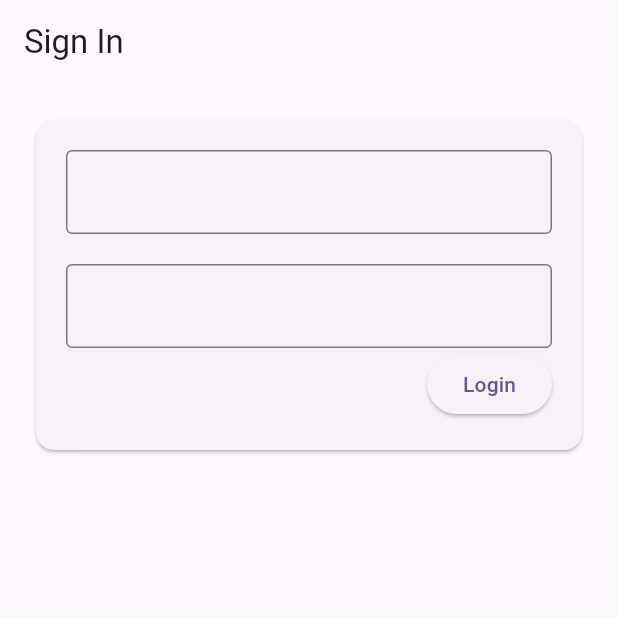
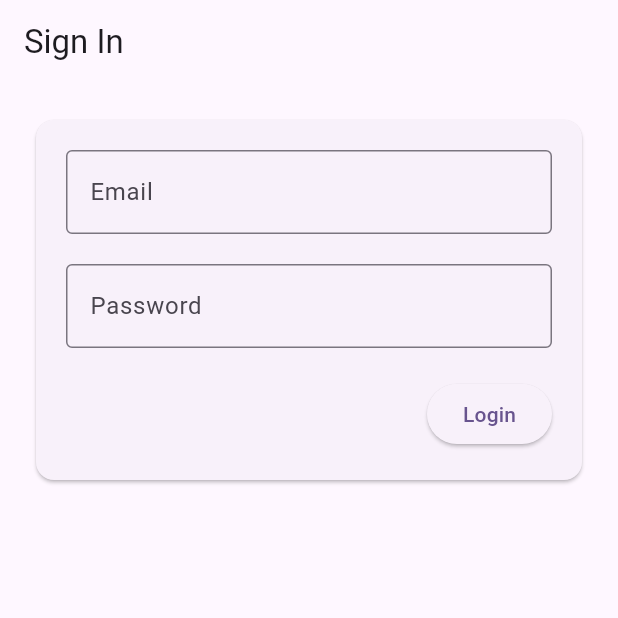
Before and after one commit to KirubaKaran2001/firebase_auth_app, a Flutter app: the screen it shows after launch, on a phone screen of 412 x 824 dp, the top half of it. Run offline on Flutter 3.47's test engine with Material 2 defaults, Android fonts, the phone set to English and light mode, and no system bars; our stand-ins replace cloud_firestore, firebase_auth, firebase_core; accounts and stored records are empty.

Commit message:
rough commit

```diff
--- a/lib/main.dart
+++ b/lib/main.dart
@@ -30,6 +30,7 @@ class MyApp extends StatelessWidget {
         useMaterial3: true,
       ),
       home: const SignInScreen(),
+      debugShowCheckedModeBanner: false,
       onGenerateRoute: (RouteSettings settings) {
         debugPrint('build route for ${settings.name}');
         var routes = <String, WidgetBuilder>{
--- a/lib/screens/signin_screen.dart
+++ b/lib/screens/signin_screen.dart
@@ -27,7 +27,8 @@ class _SignInScreenState extends State<SignInScreen> {
             'Sign In',
           ),
         ),
-        body:(!loading)? Padding(
+        body: (!loading)
+            ? Padding(
                 padding: const EdgeInsets.all(20.0),
                 child: Card(
                   child: Padding(
@@ -42,6 +43,7 @@ class _SignInScreenState extends State<SignInScreen> {
                             controller: emailController,
                             decoration: const InputDecoration(
                               border: OutlineInputBorder(),
+                              labelText: 'Email',
                             ),
                           ),
                           const SizedBox(
@@ -51,11 +53,16 @@ class _SignInScreenState extends State<SignInScreen> {
                             controller: passwordController,
                             decoration: const InputDecoration(
                               border: OutlineInputBorder(),
+                              labelText: 'Password',
                             ),
+                          ),
+                          const SizedBox(
+                            height: 20,
                           ),
                           ElevatedButton(
                             onPressed: () async {
-                        signIn(emailController.text, passwordController.text);
+                              signIn(emailController.text,
+                                  passwordController.text);
                             },
                             child: const Text(
                               'Login',
@@ -66,7 +73,8 @@ class _SignInScreenState extends State<SignInScreen> {
                     ),
                   ),
                 ),
-        ):const LoadingScreen(),
+              )
+            : const Center(child: LoadingScreen()),
       ),
     );
   }
--- a/lib/screens/signup_screen.dart
+++ b/lib/screens/signup_screen.dart
@@ -42,10 +42,12 @@ class _SignUpScreenState extends State<SignUpScreen> {
                         mainAxisSize: MainAxisSize.min,
                         children: [
                           TextFormField(
-                            autovalidateMode: AutovalidateMode.onUserInteraction,
+                            autovalidateMode:
+                                AutovalidateMode.onUserInteraction,
                             controller: emailController,
                             decoration: const InputDecoration(
                               border: OutlineInputBorder(),
+                              labelText: 'Email',
                             ),
                             validator: (value) {
                               if (value == null) {
@@ -59,18 +61,23 @@ class _SignUpScreenState extends State<SignUpScreen> {
                             height: 20,
                           ),
                           TextFormField(
-                            autovalidateMode: AutovalidateMode.onUserInteraction,
+                            autovalidateMode:
+                                AutovalidateMode.onUserInteraction,
                             controller: passwordController,
                             decoration: const InputDecoration(
                               border: OutlineInputBorder(),
+                              labelText: 'Password',
                             ),
-                                   validator: (value) {
+                            validator: (value) {
                               if (value == null) {
                                 return 'Please Enter your password';
                               } else {
                                 return null;
                               }
                             },
+                          ),
+                          const SizedBox(
+                            height: 20,
                           ),
                           ElevatedButton(
                             onPressed: () async {
@@ -89,7 +96,7 @@ class _SignUpScreenState extends State<SignUpScreen> {
                   ),
                 ),
               )
-            : const LoadingScreen(),
+            : const Center(child: LoadingScreen()),
       ),
     );
   }
@@ -113,7 +120,6 @@ class _SignUpScreenState extends State<SignUpScreen> {
             'password': passwordController,
             'register_time': FieldValue.serverTimestamp(),
           });
-
         }).whenComplete(() {
           const snackBar = SnackBar(
               content: Text(
```
Lines whose indentation alone changed are shown as unchanged.
